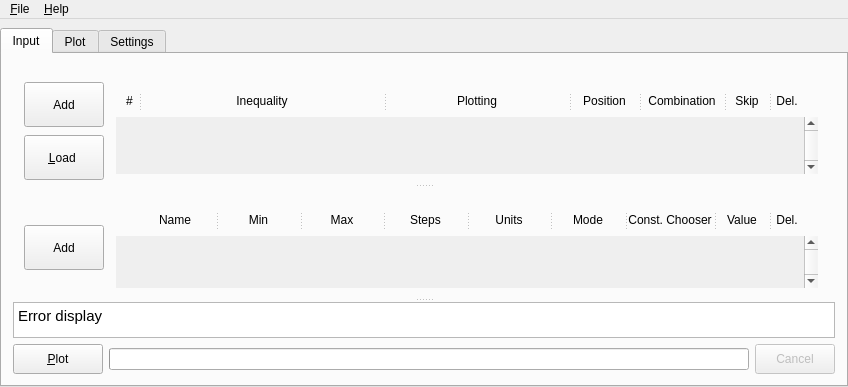
Qt form xml/bareminimumplotter.ui (xpcoffee/plotus) before a commit.
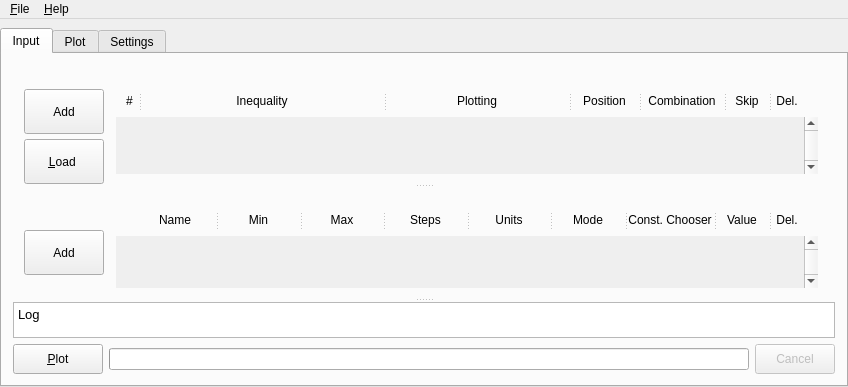
The same form after that commit. Icons and pictures are not drawn.

Commit message: fixed issues with error-display, highlighting and checking.

```diff
--- a/xml/bareminimumplotter.ui
+++ b/xml/bareminimumplotter.ui
@@ -410,6 +410,9 @@
             </property>
             <item>
              <layout class="QVBoxLayout" name="verticalLayout_InequalityButtons">
+              <property name="topMargin">
+               <number>9</number>
+              </property>
               <item>
                <widget class="QToolButton" name="toolButton_AddInequality">
                 <property name="sizePolicy">
@@ -831,6 +834,9 @@
               <property name="sizeConstraint">
                <enum>QLayout::SetDefaultConstraint</enum>
               </property>
+              <property name="topMargin">
+               <number>9</number>
+              </property>
               <property name="rightMargin">
                <number>0</number>
               </property>
@@ -1352,7 +1358,7 @@
 &lt;html&gt;&lt;head&gt;&lt;meta name=&quot;qrichtext&quot; content=&quot;1&quot; /&gt;&lt;style type=&quot;text/css&quot;&gt;
 p, li { white-space: pre-wrap; }
 &lt;/style&gt;&lt;/head&gt;&lt;body style=&quot; font-family:'MS Shell Dlg 2'; font-size:8.25pt; font-weight:400; font-style:normal;&quot;&gt;
-&lt;p style=&quot; margin-top:0px; margin-bottom:0px; margin-left:0px; margin-right:0px; -qt-block-indent:0; text-indent:0px;&quot;&gt;&lt;span style=&quot; font-family:'Ubuntu'; font-size:11pt;&quot;&gt;Error display&lt;/span&gt;&lt;/p&gt;&lt;/body&gt;&lt;/html&gt;</string>
+&lt;p style=&quot; margin-top:0px; margin-bottom:0px; margin-left:0px; margin-right:0px; -qt-block-indent:0; text-indent:0px;&quot;&gt;&lt;span style=&quot; font-family:'Ubuntu'; font-size:10pt;&quot;&gt;Log&lt;/span&gt;&lt;/p&gt;&lt;/body&gt;&lt;/html&gt;</string>
            </property>
            <property name="textInteractionFlags">
             <set>Qt::TextSelectableByKeyboard|Qt::TextSelectableByMouse</set>
```
Left out of the diff: 36 changed lines with no effect on the pictures. The commit also changes 12 other files.
